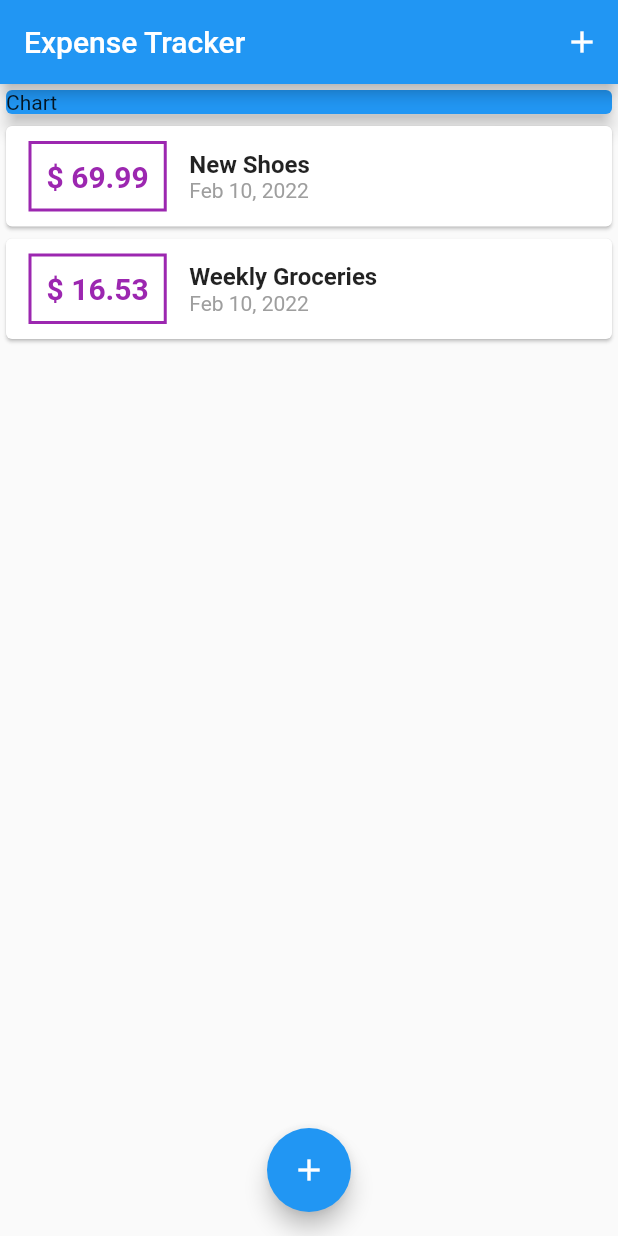
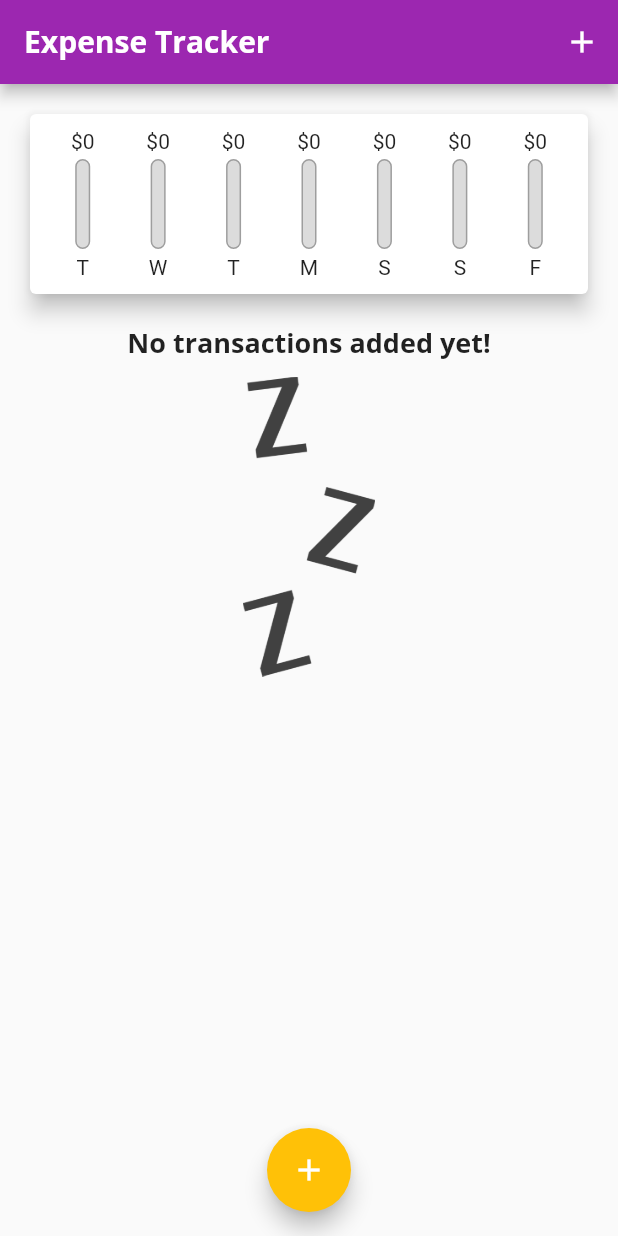
Before and after one commit to srshahare/flutter_course, a Flutter app: the screen it shows after launch, on a phone screen of 412 x 824 dp. Run offline on Flutter 3.47's test engine with Material 2 defaults, Android fonts, the phone set to English and light mode, and no system bars.

Commit message:
done with functionality

```diff
--- a/lib/main.dart
+++ b/lib/main.dart
@@ -1,5 +1,6 @@
 import 'package:flutter/material.dart';
 
+import './widgets/chart.dart';
 import './widgets/transaction_list.dart';
 import './models/transaction.dart';
 import './widgets/new_transaction.dart';
@@ -17,18 +18,18 @@ class MyApp extends StatefulWidget {
 
 class _MyAppState extends State<MyApp> {
   final List<Transaction> _userTransactions = [
-    Transaction(
-      id: 't1',
-      title: 'New Shoes',
-      amount: 69.99,
-      date: DateTime.now(),
-    ),
-    Transaction(
-      id: 't2',
-      title: 'Weekly Groceries',
-      amount: 16.53,
-      date: DateTime.now(),
-    ),
+    // Transaction(
+    //   id: 't1',
+    //   title: 'New Shoes',
+    //   amount: 69.99,
+    //   date: DateTime.now(),
+    // ),
+    // Transaction(
+    //   id: 't2',
+    //   title: 'Weekly Groceries',
+    //   amount: 16.53,
+    //   date: DateTime.now(),
+    // ),
   ];
 
   void _addNewTransaction(String txTitle, double txAmount) {
@@ -56,17 +57,48 @@ class _MyAppState extends State<MyApp> {
     );
   }
 
+  List<Transaction> get _recentTransactions {
+    return _userTransactions.where((tx) {
+      return tx.date.isAfter(
+        DateTime.now().subtract(
+          const Duration(days: 7),
+        ),
+      );
+    }).toList();
+  }
+
   // This widget is the root of your application.
   @override
   Widget build(BuildContext context) {
     return MaterialApp(
       title: 'Expense Tracker',
       theme: ThemeData(
-        primarySwatch: Colors.blue,
+        primarySwatch: Colors.purple,
+        colorScheme: ColorScheme.fromSwatch().copyWith(
+          primary: Colors.purple,
+          secondary: Colors.amber,
+        ),
+        fontFamily: 'Quicksand',
+        textTheme: ThemeData.light().textTheme.copyWith(
+              headline6: const TextStyle(
+                fontFamily: 'OpenSans',
+                fontWeight: FontWeight.bold,
+                fontSize: 18,
+              ),
+            ),
+        appBarTheme: const AppBarTheme(
+          titleTextStyle: TextStyle(
+            fontFamily: 'OpenSans',
+            fontSize: 20,
+            fontWeight: FontWeight.bold,
+          ),
+        ),
       ),
       home: Scaffold(
           appBar: AppBar(
-            title: const Text("Expense Tracker"),
+            title: const Text(
+              "Expense Tracker",
+            ),
             actions: [
               IconButton(
                 onPressed: () => _startAddNewTransaction(context),
@@ -78,14 +110,7 @@ class _MyAppState extends State<MyApp> {
             child: Column(
               crossAxisAlignment: CrossAxisAlignment.stretch,
               children: <Widget>[
-                const SizedBox(
-                  width: double.infinity,
-                  child: Card(
-                    child: Text('Chart'),
-                    elevation: 5,
-                    color: Colors.blue,
-                  ),
-                ),
+                Chart(_recentTransactions),
                 TransactionList(_userTransactions),
               ],
             ),
--- /dev/null
+++ b/lib/widgets/chart.dart
@@ -0,0 +1,65 @@
+import 'package:flutter/material.dart';
+import 'package:intl/intl.dart';
+
+import './chart_bar.dart';
+import '../models/transaction.dart';
+
+class Chart extends StatelessWidget {
+  final List<Transaction> recentTransactions;
+
+  const Chart(this.recentTransactions, {Key? key}) : super(key: key);
+
+  List<Map<String, Object>> get groupedTransactionValues {
+    return List.generate(7, (index) {
+      final weekDay = DateTime.now().subtract(
+        Duration(days: index),
+      );
+      var totalSum = 0.0;
+
+      for (int i = 0; i < recentTransactions.length; i++) {
+        if (recentTransactions[i].date.day == weekDay.day &&
+            recentTransactions[i].date.month == weekDay.month &&
+            recentTransactions[i].date.year == weekDay.year) {
+          //calculate total amount in a day
+          totalSum += recentTransactions[i].amount;
+        }
+      }
+
+      return {
+        'day': DateFormat.E().format(weekDay).substring(0, 1),
+        'amount': totalSum
+      };
+    });
+  }
+
+  double get totalSpending {
+    return groupedTransactionValues.fold(0.0, (sum, item) {
+      return sum + (item['amount'] as double);
+    });
+  }
+
+  @override
+  Widget build(BuildContext context) {
+    return Card(
+      elevation: 6,
+      margin: EdgeInsets.all(20),
+      child: Padding(
+        padding: EdgeInsets.all(10),
+        child: Row(
+          mainAxisAlignment: MainAxisAlignment.spaceAround,
+          children: groupedTransactionValues.map((data) {
+            return Flexible(
+              fit: FlexFit.tight,
+              child: ChartBar(
+                  (data['day'] as String),
+                  (data['amount'] as double),
+                  totalSpending == 0.0
+                      ? 0.0
+                      : (data['amount'] as double) / totalSpending),
+            );
+          }).toList(),
+        ),
+      ),
+    );
+  }
+}
--- /dev/null
+++ b/lib/widgets/chart_bar.dart
@@ -0,0 +1,52 @@
+import 'package:flutter/material.dart';
+
+class ChartBar extends StatelessWidget {
+  final String label;
+  final double spendingAmount;
+  final double spendingPctOfTotal;
+
+  const ChartBar(this.label, this.spendingAmount, this.spendingPctOfTotal,
+      {Key? key})
+      : super(key: key);
+
+  @override
+  Widget build(BuildContext context) {
+    return Column(
+      children: [
+        FittedBox(
+          child: Text('\$${spendingAmount.toStringAsFixed(0)}'),
+        ),
+        SizedBox(
+          height: 4,
+        ),
+        Container(
+          height: 60,
+          width: 10,
+          child: Stack(
+            children: [
+              Container(
+                decoration: BoxDecoration(
+                  border: Border.all(color: Colors.grey, width: 1.0),
+                  color: const Color.fromRGBO(220, 220, 220, 1),
+                  borderRadius: BorderRadius.circular(20),
+                ),
+              ),
+              FractionallySizedBox(
+                heightFactor: spendingPctOfTotal,
+                child: Container(
+                  decoration: BoxDecoration(
+                      color: Theme.of(context).primaryColor,
+                      borderRadius: BorderRadius.circular(10)),
+                ),
+              )
+            ],
+          ),
+        ),
+        SizedBox(
+          height: 4,
+        ),
+        Text(label)
+      ],
+    );
+  }
+}
--- a/lib/widgets/transaction_list.dart
+++ b/lib/widgets/transaction_list.dart
@@ -12,7 +12,26 @@ class TransactionList extends StatelessWidget {
   Widget build(BuildContext context) {
     return Container(
       height: 300,
-      child: ListView.builder(
+      child: transactions.isEmpty
+          ? Column(
+              children: [
+                Text(
+                  'No transactions added yet!',
+                  style: Theme.of(context).textTheme.headline6,
+                ),
+                const SizedBox(
+                  height: 10,
+                ),
+                Container(
+                  height: 200,
+                  child: Image.asset(
+                    'assets/images/waiting.png',
+                    fit: BoxFit.cover,
+                  ),
+                )
+              ],
+            )
+          : ListView.builder(
               itemBuilder: (context, index) {
                 return Card(
                   child: Row(
@@ -25,16 +44,16 @@ class TransactionList extends StatelessWidget {
                         ),
                         decoration: BoxDecoration(
                           border: Border.all(
-                      color: Colors.purple,
+                            color: Theme.of(context).primaryColor,
                             width: 2,
                           ),
                         ),
                         child: Text(
                           '\$ ${transactions[index].amount.toStringAsFixed(2)}',
-                    style: const TextStyle(
+                          style: TextStyle(
                             fontWeight: FontWeight.bold,
                             fontSize: 20,
-                      color: Colors.purple,
+                            color: Theme.of(context).primaryColor,
                           ),
                         ),
                       ),
@@ -43,10 +62,7 @@ class TransactionList extends StatelessWidget {
                         children: <Widget>[
                           Text(
                             transactions[index].title,
-                      style: const TextStyle(
-                        fontWeight: FontWeight.bold,
-                        fontSize: 16,
-                      ),
+                            style: Theme.of(context).textTheme.headline6,
                           ),
                           Text(
                             DateFormat.yMMMd().format(transactions[index].date),
```
Also changed, not shown: pubspec.yaml (+14 -14 lines), assets/fonts/OpenSans-Bold.ttf (added), assets/fonts/OpenSans-Regular.ttf (added), assets/fonts/Quicksand-Bold.ttf (added), assets/fonts/Quicksand-Light.ttf (added), assets/fonts/Quicksand-Medium.ttf (added), assets/fonts/Quicksand-Regular.ttf (added), assets/images/waiting.png (added), 1 other file. Lines whose indentation alone changed are shown as unchanged.
